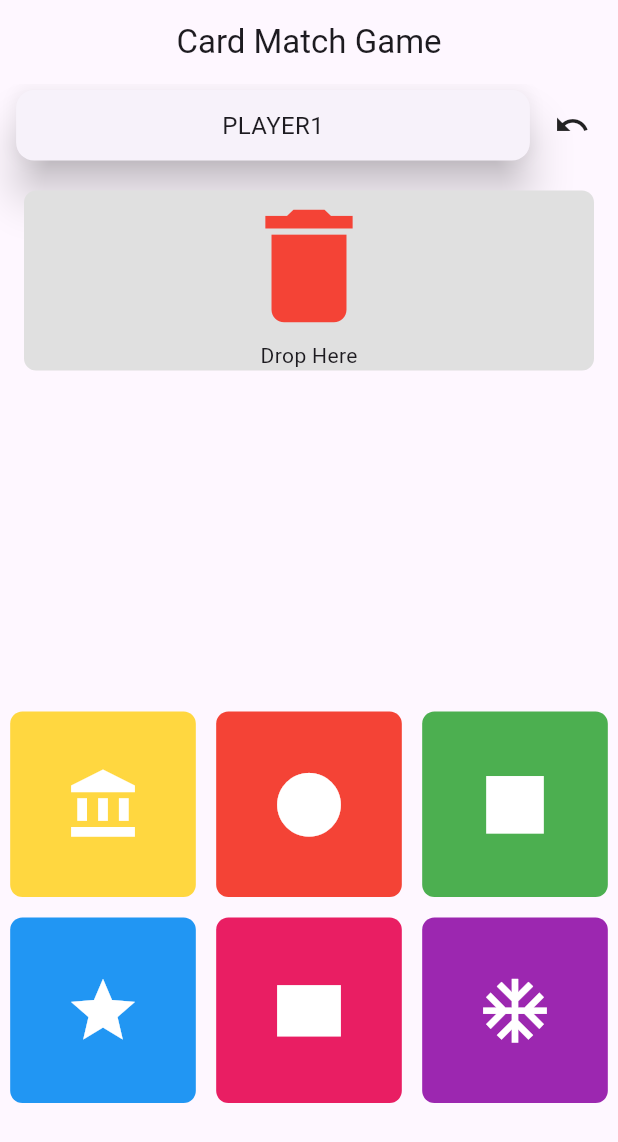
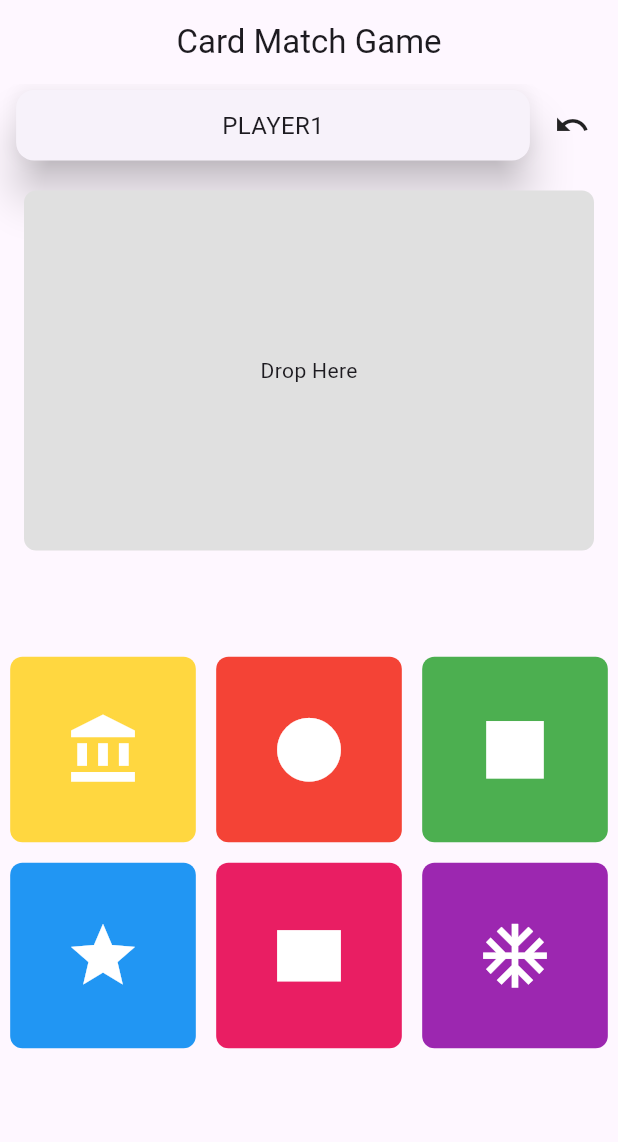
Before and after one commit to Hari-Nikesh-R/frisky_cards, a Flutter app: the screen it shows after launch, on a phone screen of 412 x 824 dp. Shown: the top 1142 px of the screen. Run offline on Flutter 3.47's test engine with Material 3 defaults, Android fonts, the phone set to English and light mode, and no system bars; our stand-ins replace confetti, get_it, lottie.

Commit message:
Added asset image instead of delete icon. Renamed dustbin named class.

```diff
--- a/lib/main.dart
+++ b/lib/main.dart
@@ -1,12 +1,13 @@
 import 'package:flutter/material.dart';
 import 'package:frisky_card/view/card_widget.dart';
 import 'package:frisky_card/view/celebration_widget.dart';
-import 'package:frisky_card/view/dustbin_widget.dart';
+import 'package:frisky_card/view/container_widget.dart';
 
 import 'game_logic.dart';
 
 void main() {
   runApp(const CardMatchGame());
+  // runApp(const LoadContainerImage());
 }
 
 class CardMatchGame extends StatelessWidget {
@@ -20,6 +21,7 @@ class CardMatchGame extends StatelessWidget {
         primarySwatch: Colors.blue,
       ),
       home: GameScreen(),
+      // home: LoadContainerImage(),
     );
   }
 }
@@ -133,20 +135,18 @@ class _GameScreenState extends State<GameScreen> with TickerProviderStateMixin {
                           child: const Icon(Icons.undo)))
                 ],
               ),
-              Expanded(
-                child: DragTarget<CardData>(
+              DragTarget<CardData>(
                 builder: (context, candidateData, rejectedData) {
-                    return DustbinWidget(
+                  return ContainerWidget(
                       cards: _gameLogic.dustbinCards,
-                      isFull: _gameLogic.dustbinCards.isNotEmpty
-                    );
+                      isFull: _gameLogic.dustbinCards.isNotEmpty);
                 },
                 onAcceptWithDetails: (card) {
                   _handleCardDropped(card.data, _gameLogic.currentPlayer);
                   _switchPlayer();
                 },
               ),
-              ),
+              const Padding(padding: EdgeInsets.all(24)),
               _gameLogic.currentPlayer == 'player1'
                   ? Expanded(
                       child: GridView.builder(
--- /dev/null
+++ b/lib/view/container_widget.dart
@@ -0,0 +1,37 @@
+import 'package:flutter/material.dart';
+
+import 'card_widget.dart';
+import 'load_container_image_widget.dart';
+
+class ContainerWidget extends StatelessWidget {
+  final List<CardData> cards;
+  bool isFull = false;
+
+  ContainerWidget({
+    super.key,
+    required this.cards,
+    required this.isFull,
+  });
+
+  @override
+  Widget build(BuildContext context) {
+    return SingleChildScrollView(
+        scrollDirection: Axis.vertical,
+        child: Container(
+          margin: const EdgeInsets.all(16.0),
+          decoration: BoxDecoration(
+            color: Colors.grey[300],
+            borderRadius: BorderRadius.circular(8.0),
+          ),
+          child: Center(
+            child: Column(
+              mainAxisAlignment: MainAxisAlignment.center,
+              children: [
+                isFull ? const Center(child: LoadContainerImage()) : const SizedBox(width: 140, height: 240, child: Center(child: Text('Drop Here'))),
+                ...cards.map((card) => CardWidget(card: card)),
+              ],
+            ),
+          ),
+        ));
+  }
+}
--- a/lib/view/dustbin_widget.dart
+++ /dev/null
@@ -1,36 +0,0 @@
-import 'package:flutter/material.dart';
-import 'card_widget.dart';
-
-class DustbinWidget extends StatelessWidget {
-  final List<CardData> cards;
-  final bool isFull;
-
-  const DustbinWidget({super.key, required this.cards, required this.isFull, });
-
-  @override
-  Widget build(BuildContext context) {
-    return SingleChildScrollView(
-      scrollDirection: Axis.vertical,
-        child: Container(
-      margin: const EdgeInsets.all(16.0),
-      decoration: BoxDecoration(
-        color: Colors.grey[300],
-        borderRadius: BorderRadius.circular(8.0),
-      ),
-      child: Center(
-        child: Column(
-          mainAxisAlignment: MainAxisAlignment.center,
-          children: [
-            const Icon(
-              Icons.delete,
-              size: 100,
-              color: Colors.red,
-            ),
-            isFull ? const Text("Choose the match") : const Text('Drop Here'),
-            ...cards.map((card) => CardWidget(card: card)),
-          ],
-        ),
-      ),
-    ));
-  }
-}
--- /dev/null
+++ b/lib/view/load_container_image_widget.dart
@@ -0,0 +1,16 @@
+import 'package:flutter/material.dart';
+
+class LoadContainerImage extends StatelessWidget {
+  const LoadContainerImage({super.key});
+
+  @override
+  Widget build(BuildContext context) {
+    return Padding(padding: const EdgeInsets.all(24), child: Column(
+      children: [
+        Image.asset('assets/images/fullcontainer.png',
+            fit: BoxFit.fill,),
+        const Text("Choose the match")
+      ],
+    ));
+  }
+}
--- a/pubspec.yaml
+++ b/pubspec.yaml
@@ -66,8 +66,8 @@ flutter:
   uses-material-design: true
 
   # To add assets to your application, add an assets section, like this:
-  # assets:
-  #   - images/a_dot_burr.jpeg
+  assets:
+    - assets/images/fullcontainer.png
   #   - images/a_dot_ham.jpeg
 
   # An image asset can refer to one or more resolution-specific "variants", see
```
Also changed, not shown: assets/images/fullcontainer.png (added). Lines whose indentation alone changed are shown as unchanged.
